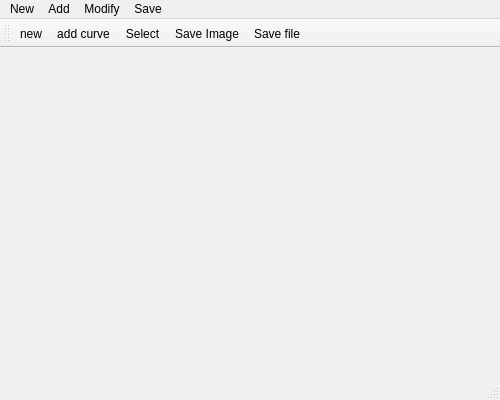
e0eaea/I-SURF2016-SUMMER, file test_painter2/mainwindow.ui: the form before one commit.
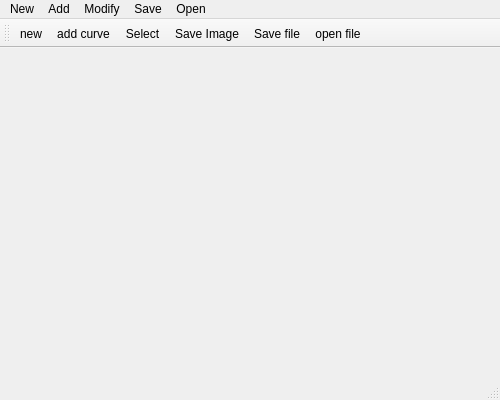
The form after the commit.

Diff of the .ui file:
```diff
--- a/test_painter2/mainwindow.ui
+++ b/test_painter2/mainwindow.ui
@@ -50,10 +50,17 @@
     </property>
     <addaction name="actionModify"/>
    </widget>
+   <widget class="QMenu" name="menuOpen">
+    <property name="title">
+     <string>Open</string>
+    </property>
+    <addaction name="actionOpen_file"/>
+   </widget>
    <addaction name="menuNew"/>
    <addaction name="menuAdd"/>
    <addaction name="menuModify"/>
    <addaction name="menuSave"/>
+   <addaction name="menuOpen"/>
   </widget>
   <widget class="QToolBar" name="toolBar">
    <property name="windowTitle">
@@ -70,6 +77,7 @@
    <addaction name="actionModify"/>
    <addaction name="actionSave_Image"/>
    <addaction name="actionSave_file"/>
+   <addaction name="actionOpen_file"/>
   </widget>
   <action name="actionSave_Image">
    <property name="text">
@@ -96,6 +104,11 @@
     <string>Save file</string>
    </property>
   </action>
+  <action name="actionOpen_file">
+   <property name="text">
+    <string>open file</string>
+   </property>
+  </action>
  </widget>
  <layoutdefault spacing="6" margin="11"/>
  <resources/>
```
